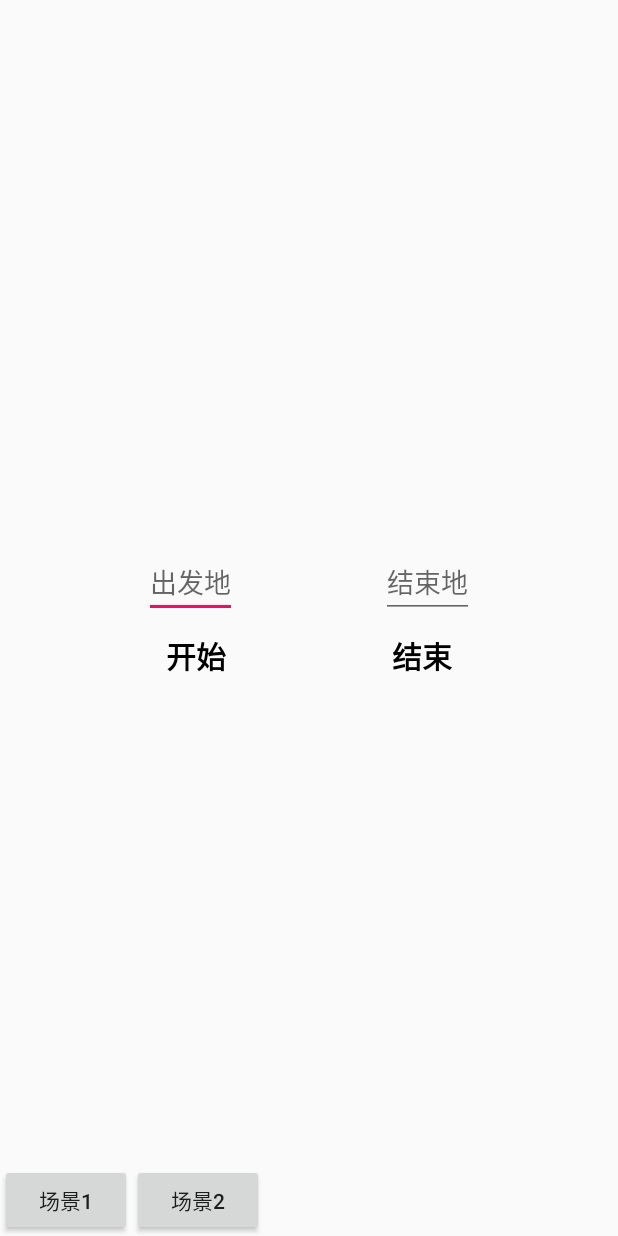
After one commit to FTDShanCai/CustomView, an Android app: the Anim5Activity screen opened directly, with no data from a screen before it, on a phone screen of 412 x 824 dp. The commit adds this screen. Run offline under Robolectric (Android 15) with nearby library versions, the phone set to English and light mode, and no system bars; Roboto replaces fonts that are not available here.

Commit message:
anim 效果集合

```diff
--- a/app/build.gradle
+++ b/app/build.gradle
@@ -49,6 +49,8 @@ dependencies {
     implementation "androidx.core:core-ktx:+"
     implementation "androidx.lifecycle:lifecycle-viewmodel-ktx:2.2.0"
     implementation "org.jetbrains.kotlin:kotlin-stdlib-jdk7:$kotlin_version"
+
+    implementation 'com.android.support:support-dynamic-animation:28.0.0'
 }
 repositories {
     mavenCentral()
--- a/app/src/main/AndroidManifest.xml
+++ b/app/src/main/AndroidManifest.xml
@@ -16,7 +16,8 @@
         android:roundIcon="@mipmap/ic_launcher_round"
         android:supportsRtl="true"
         android:theme="@style/AppTheme">
-        <activity android:name=".anim.anim.Anim4Activity"></activity>
+        <activity android:name=".anim.anim.Anim5Activity"></activity>
+        <activity android:name=".anim.anim.Anim4Activity" />
         <activity android:name=".anim.anim.Anim3Activity" />
         <activity android:name=".anim.anim.Anim2Activity" />
         <activity android:name=".anim.anim.Anim1Activity" />
--- /dev/null
+++ b/app/src/main/java/com/example/customview/anim/anim/Anim5Activity.kt
@@ -0,0 +1,73 @@
+package com.example.customview.anim.anim
+
+import androidx.appcompat.app.AppCompatActivity
+import android.os.Bundle
+import android.view.ViewGroup
+import android.widget.Button
+import android.widget.EditText
+import androidx.transition.*
+import com.example.customview.R
+
+/**
+ * 场景动画
+ */
+class Anim5Activity : AppCompatActivity() {
+
+    val inView by lazy {
+        findViewById<ViewGroup>(R.id.in_view)
+    }
+
+    val btn_1 by lazy {
+        findViewById<Button>(R.id.btn_1)
+    }
+
+    val btn_2 by lazy {
+        findViewById<Button>(R.id.btn_2)
+    }
+
+    val aScene by lazy {
+        Scene.getSceneForLayout(inView, R.layout.in_animt5_a_scene, this)
+    }
+
+    val bScene by lazy {
+        Scene.getSceneForLayout(inView, R.layout.in_animt5_b_scene, this)
+    }
+
+    var type = 1
+    override fun onCreate(savedInstanceState: Bundle?) {
+        super.onCreate(savedInstanceState)
+        setContentView(R.layout.activity_anim5)
+
+        btn_1.setOnClickListener {
+            if (type == 1)
+                return@setOnClickListener
+            var et1 = findViewById<EditText>(R.id.tv_start_city)
+            var et2 = findViewById<EditText>(R.id.tv_end_city)
+            val temp = listOf(et1.text, et2.text)
+            TransitionManager.go(aScene)
+            et1 = findViewById(R.id.tv_start_city)
+            et2 = findViewById(R.id.tv_end_city)
+            et1.text = temp[0]
+            et2.text = temp[1]
+            type = 1
+        }
+
+        btn_2.setOnClickListener {
+            if (type == 2)
+                return@setOnClickListener
+            var et1 = findViewById<EditText>(R.id.tv_start_city)
+            var et2 = findViewById<EditText>(R.id.tv_end_city)
+            val temp = listOf(et1.text, et2.text)
+            val t = AutoTransition()
+            t.apply {
+                duration=3000
+            }
+            TransitionManager.go(bScene,t)
+            et1 = findViewById(R.id.tv_start_city)
+            et2 = findViewById(R.id.tv_end_city)
+            et1.text = temp[0]
+            et2.text = temp[1]
+            type = 2
+        }
+    }
+}
--- a/app/src/main/java/com/example/customview/ui/SharedElement1Activity.java
+++ b/app/src/main/java/com/example/customview/ui/SharedElement1Activity.java
@@ -145,6 +145,7 @@ public class SharedElement1Activity extends AppCompatActivity {
         public void onBindViewHolder(@NonNull final ViewHolder holder, final int position) {
             final String url = list.get(position);
             Glide.with(SharedElement1Activity.this).load(url).into(holder.iv_img);
+            holder.itemView.setTag("position:" + position);
 
             holder.itemView.setOnClickListener(new View.OnClickListener() {
                 @Override
@@ -170,9 +171,8 @@ public class SharedElement1Activity extends AppCompatActivity {
         }
     }
 
-    @Subscribe(threadMode = ThreadMode.MAIN_ORDERED)
+    @Subscribe(threadMode = ThreadMode.MAIN)
     public void onPageScroll(HashMap<String, Integer> map) {
-        Log.d("ftd", "onPageScroll   " + map.get("index"));
-        recycler_view.getLayoutManager().scrollToPosition(map.get("index"));
+        recycler_view.smoothScrollToPosition(map.get("index"));
     }
 }
--- /dev/null
+++ b/app/src/main/res/layout/activity_anim5.xml
@@ -0,0 +1,37 @@
+<?xml version="1.0" encoding="utf-8"?>
+<androidx.constraintlayout.widget.ConstraintLayout xmlns:android="http://schemas.android.com/apk/res/android"
+    xmlns:app="http://schemas.android.com/apk/res-auto"
+    xmlns:tools="http://schemas.android.com/tools"
+    android:layout_width="match_parent"
+    android:layout_height="match_parent"
+    tools:context=".anim.anim.Anim5Activity">
+
+    <FrameLayout
+        android:id="@+id/in_view"
+        android:layout_width="match_parent"
+        android:layout_height="0dp"
+        app:layout_constraintBottom_toTopOf="@id/btn_1"
+        app:layout_constraintEnd_toEndOf="parent"
+        app:layout_constraintStart_toStartOf="parent"
+        app:layout_constraintTop_toTopOf="parent">
+
+        <include layout="@layout/in_animt5_a_scene" />
+
+    </FrameLayout>
+
+    <Button
+        android:id="@+id/btn_1"
+        android:layout_width="wrap_content"
+        android:layout_height="wrap_content"
+        android:text="场景1"
+        app:layout_constraintStart_toStartOf="parent"
+        app:layout_constraintBottom_toBottomOf="parent" />
+    <Button
+        android:id="@+id/btn_2"
+        android:layout_width="wrap_content"
+        android:layout_height="wrap_content"
+        android:text="场景2"
+        app:layout_constraintStart_toEndOf="@id/btn_1"
+        app:layout_constraintBottom_toBottomOf="parent" />
+
+</androidx.constraintlayout.widget.ConstraintLayout>
--- /dev/null
+++ b/app/src/main/res/layout/in_animt5_a_scene.xml
@@ -0,0 +1,63 @@
+<?xml version="1.0" encoding="utf-8"?>
+<androidx.constraintlayout.widget.ConstraintLayout xmlns:android="http://schemas.android.com/apk/res/android"
+    xmlns:app="http://schemas.android.com/apk/res-auto"
+    android:id="@+id/scene_container"
+    android:layout_width="match_parent"
+    android:layout_height="match_parent">
+
+
+    <EditText
+        android:id="@+id/tv_start_city"
+        android:layout_width="wrap_content"
+        android:layout_height="wrap_content"
+        android:hint="出发地"
+        app:layout_constraintBottom_toBottomOf="parent"
+        app:layout_constraintEnd_toStartOf="@id/tv_end_city"
+        app:layout_constraintStart_toStartOf="parent"
+        app:layout_constraintTop_toTopOf="parent" />
+
+    <EditText
+        android:id="@+id/tv_end_city"
+        android:layout_width="wrap_content"
+        android:layout_height="wrap_content"
+        android:hint="结束地"
+        app:layout_constraintBottom_toBottomOf="parent"
+        app:layout_constraintEnd_toEndOf="parent"
+        app:layout_constraintStart_toEndOf="@id/tv_start_city"
+        app:layout_constraintTop_toTopOf="parent" />
+
+    <androidx.constraintlayout.widget.Barrier
+        android:id="@+id/barrier"
+        android:layout_width="wrap_content"
+        android:layout_height="wrap_content"
+        app:barrierDirection="bottom"
+        app:constraint_referenced_ids="tv_start_city,tv_end_city" />
+
+    <TextView
+        android:id="@+id/tv_start"
+        android:layout_width="wrap_content"
+        android:layout_height="wrap_content"
+        android:layout_marginTop="10dp"
+        android:text="开始"
+        android:textColor="#000"
+        android:textSize="20sp"
+        android:textStyle="bold"
+        app:layout_constraintEnd_toStartOf="@id/tv_end"
+        app:layout_constraintStart_toStartOf="parent"
+        app:layout_constraintTop_toBottomOf="@id/barrier" />
+
+    <TextView
+        android:id="@+id/tv_end"
+        android:layout_width="wrap_content"
+        android:layout_height="wrap_content"
+        android:layout_marginTop="10dp"
+        android:text="结束"
+        android:textColor="#000"
+        android:textSize="20sp"
+        android:textStyle="bold"
+        app:layout_constraintEnd_toEndOf="parent"
+        app:layout_constraintStart_toEndOf="@id/tv_start"
+        app:layout_constraintTop_toBottomOf="@id/barrier" />
+
+
+</androidx.constraintlayout.widget.ConstraintLayout>
```
Also changed, not shown: app/src/main/java/com/example/customview/anim/AnimMainActivity.kt (+9 -4 lines), app/src/main/java/com/example/customview/anim/anim/Anim2Activity.kt (+15 -3 lines), app/src/main/java/com/example/customview/anim/anim/custom/CustomTransition.java (added, +26 -0 lines), app/src/main/res/layout/activity_anim2.xml (+7 -1 lines), app/src/main/res/layout/activity_anim_main.xml (+8 -0 lines), app/src/main/res/layout/in_animt5_b_scene.xml (added, +62 -0 lines).
